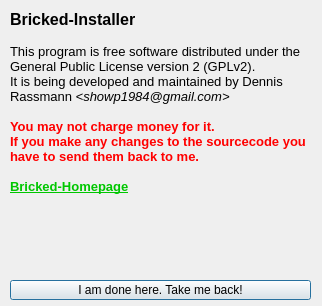
Before: the Qt Designer form info.ui in showp1984/bricked-installer, drawn with Qt 5.
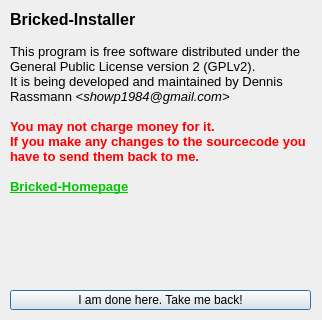
After: the same form once the commit is applied.

Diff of the .ui file:
```diff
--- a/info.ui
+++ b/info.ui
@@ -10,7 +10,7 @@
     <x>0</x>
     <y>0</y>
     <width>322</width>
-    <height>306</height>
+    <height>320</height>
    </rect>
   </property>
   <property name="sizePolicy">
@@ -22,13 +22,13 @@
   <property name="minimumSize">
    <size>
     <width>322</width>
-    <height>306</height>
+    <height>320</height>
    </size>
   </property>
   <property name="maximumSize">
    <size>
     <width>322</width>
-    <height>306</height>
+    <height>320</height>
    </size>
   </property>
   <property name="focusPolicy">
@@ -87,7 +87,7 @@
    <property name="geometry">
     <rect>
      <x>10</x>
-     <y>280</y>
+     <y>290</y>
      <width>301</width>
      <height>20</height>
     </rect>
```
